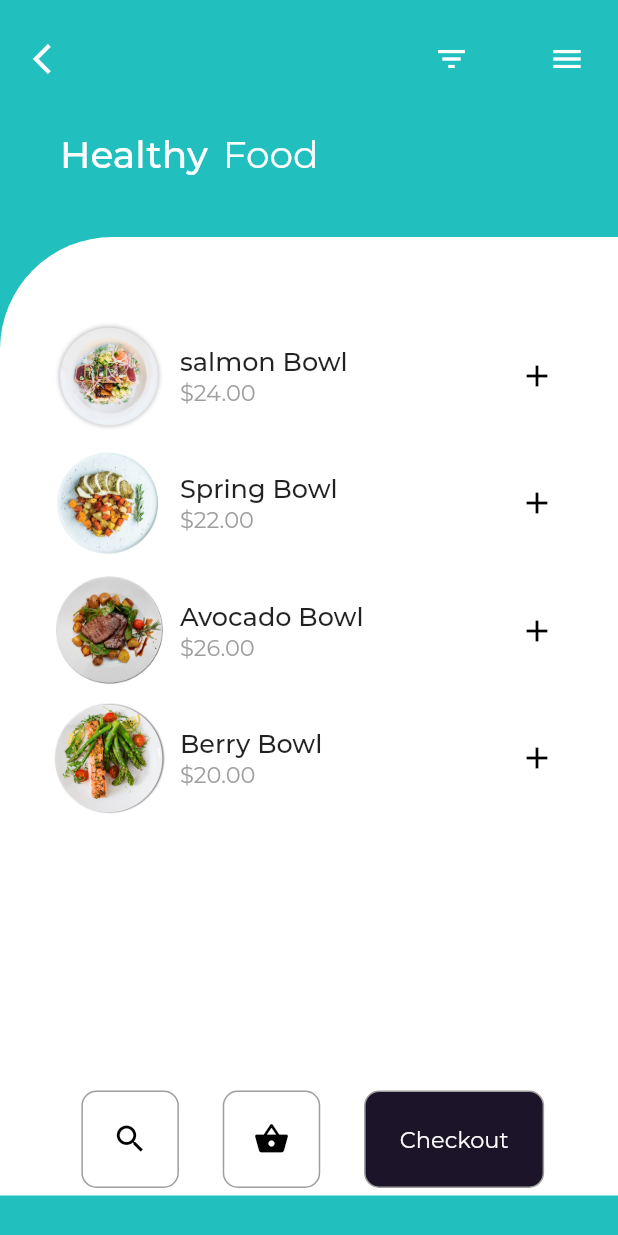
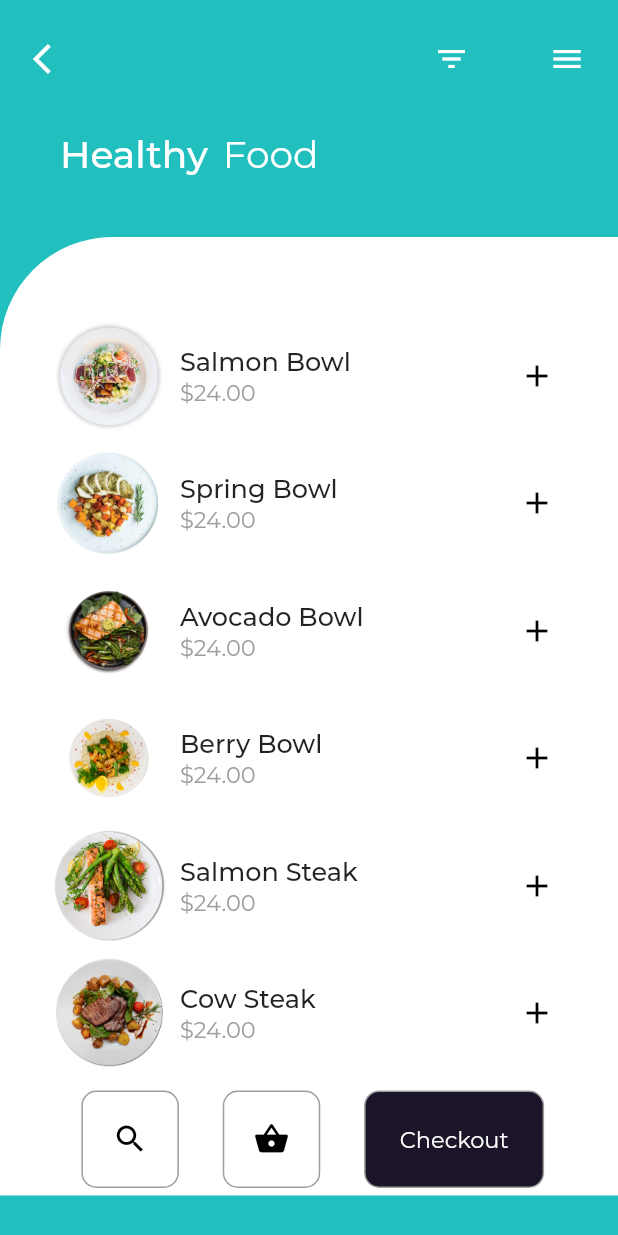
Before and after one commit to axxcident/fruit_hero, a Flutter app: the screen it shows after launch, on a phone screen of 412 x 824 dp. Run offline on Flutter 3.47's test engine with Material 2 defaults, Android fonts, the light colour scheme and no system bars; project files that could hold a hidden picture were left out.

Commit message:
Nu finns en Cart-state

```diff
--- /dev/null
+++ b/lib/cart_item.dart
@@ -0,0 +1,15 @@
+class CartItem {
+  final String id;
+  final String heroTag;
+  final String foodName;
+  final String foodPrice;
+  int quantity;
+
+  CartItem({
+    required this.id,
+    required this.heroTag,
+    required this.foodName,
+    required this.foodPrice,
+    this.quantity = 0,
+  });
+}
--- a/lib/main.dart
+++ b/lib/main.dart
@@ -1,23 +1,65 @@
 import 'package:flutter/material.dart';
 import 'package:fruit_hero/detailsPage.dart';
+import 'cart_item.dart';
 
 void main() {
   runApp(const MyApp());
 }
 
-class MyApp extends StatelessWidget {
-  const MyApp({super.key});
+class MyApp extends StatefulWidget {
+  const MyApp({Key? key});
+
+  @override
+  State<MyApp> createState() => _MyAppState();
+}
+
+class _MyAppState extends State<MyApp> {
+  Map<String, CartItem> cart = {
+    'salmonBowl': CartItem(
+        id: '1',
+        heroTag: 'assets/plate1.png',
+        foodName: 'Salmon Bowl',
+        foodPrice: '\$24.00'),
+    'springBowl': CartItem(
+        id: '2',
+        heroTag: 'assets/plate2.png',
+        foodName: 'Spring Bowl',
+        foodPrice: '\$24.00'),
+    'avocadoBowl': CartItem(
+        id: '3',
+        heroTag: 'assets/plate3.png',
+        foodName: 'Avocado Bowl',
+        foodPrice: '\$24.00'),
+    'berryBowl': CartItem(
+        id: '4',
+        heroTag: 'assets/plate4.png',
+        foodName: 'Berry Bowl',
+        foodPrice: '\$24.00'),
+    'salmonSteak': CartItem(
+        id: '5',
+        heroTag: 'assets/plate5.png',
+        foodName: 'Salmon Steak',
+        foodPrice: '\$24.00'),
+    'cowSteak': CartItem(
+        id: '6',
+        heroTag: 'assets/plate6.png',
+        foodName: 'Cow Steak',
+        foodPrice: '\$24.00'),
+  };
+
   @override
   Widget build(BuildContext context) {
-    return const MaterialApp(
+    return MaterialApp(
       debugShowCheckedModeBanner: false,
-      home: MyHomePage(),
+      home: MyHomePage(cart: cart),
     );
   }
 }
 
 class MyHomePage extends StatefulWidget {
-  const MyHomePage({super.key});
+  final Map<String, CartItem> cart;
+
+  const MyHomePage({Key? key, required this.cart}) : super(key: key);
 
   @override
   State<MyHomePage> createState() => _MyHomePageState();
@@ -69,6 +111,7 @@ class _MyHomePageState extends State<MyHomePage> {
               children: [
                 Text(
                   "Healthy",
+                  // widget.cart['1']?.foodName ?? 'Default Food Name',
                   style: TextStyle(
                       fontFamily: 'Montserrat',
                       color: Colors.white,
@@ -108,13 +151,54 @@ class _MyHomePageState extends State<MyHomePage> {
                       child: ListView(
                         children: [
                           _buildFoodItems(
-                              'assets/plate1.png', 'salmon Bowl', '\$24.00'),
+                              widget.cart['salmonBowl']?.heroTag ??
+                                  'assets/404-unsplash.jpg',
+                              widget.cart["salmonBowl"]?.foodName ??
+                                  'Default Food Name',
+                              widget.cart["salmonBowl"]?.foodPrice ??
+                                  '\$220.00'),
                           _buildFoodItems(
-                              'assets/plate2.png', 'Spring Bowl', '\$22.00'),
+                              widget.cart['springBowl']?.heroTag ??
+                                  'assets/404-unsplash.jpg',
+                              widget.cart["springBowl"]?.foodName ??
+                                  'Default Food Name',
+                              widget.cart["springBowl"]?.foodPrice ??
+                                  '\$220.00'),
                           _buildFoodItems(
-                              'assets/plate6.png', 'Avocado Bowl', '\$26.00'),
+                              widget.cart['avocadoBowl']?.heroTag ??
+                                  'assets/404-unsplash.jpg',
+                              widget.cart["avocadoBowl"]?.foodName ??
+                                  'Default Food Name',
+                              widget.cart["avocadoBowl"]?.foodPrice ??
+                                  '\$220.00'),
                           _buildFoodItems(
-                              'assets/plate5.png', 'Berry Bowl', '\$20.00'),
+                              widget.cart['berryBowl']?.heroTag ??
+                                  'assets/404-unsplash.jpg',
+                              widget.cart["berryBowl"]?.foodName ??
+                                  'Default Food Name',
+                              widget.cart["berryBowl"]?.foodPrice ??
+                                  '\$220.00'),
+                          _buildFoodItems(
+                              widget.cart['salmonSteak']?.heroTag ??
+                                  'assets/404-unsplash.jpg',
+                              widget.cart["salmonSteak"]?.foodName ??
+                                  'Default Food Name',
+                              widget.cart["salmonSteak"]?.foodPrice ??
+                                  '\$220.00'),
+                          _buildFoodItems(
+                              widget.cart['cowSteak']?.heroTag ??
+                                  'assets/404-unsplash.jpg',
+                              widget.cart["cowSteak"]?.foodName ??
+                                  'Default Food Name',
+                              widget.cart["cowSteak"]?.foodPrice ?? '\$220.00'),
+                          // _buildFoodItems(
+                          //     'assets/plate2.png', 'Spring Bowl', '\$22.00'),
+                          // _buildFoodItems(
+                          //     'assets/plate6.png', 'Avocado Bowl', '\$26.00'),
+                          // _buildFoodItems(
+                          //     'assets/plate5.png', 'Berry Bowl', '\$20.00'),
+                          // _buildFoodItems(
+                          //     'assets/plate3.png', 'Salmon Steak', '\$21.00'),
                         ],
                       ),
                     ),
```
Also changed, not shown: assets/404-unsplash.jpg (added).
